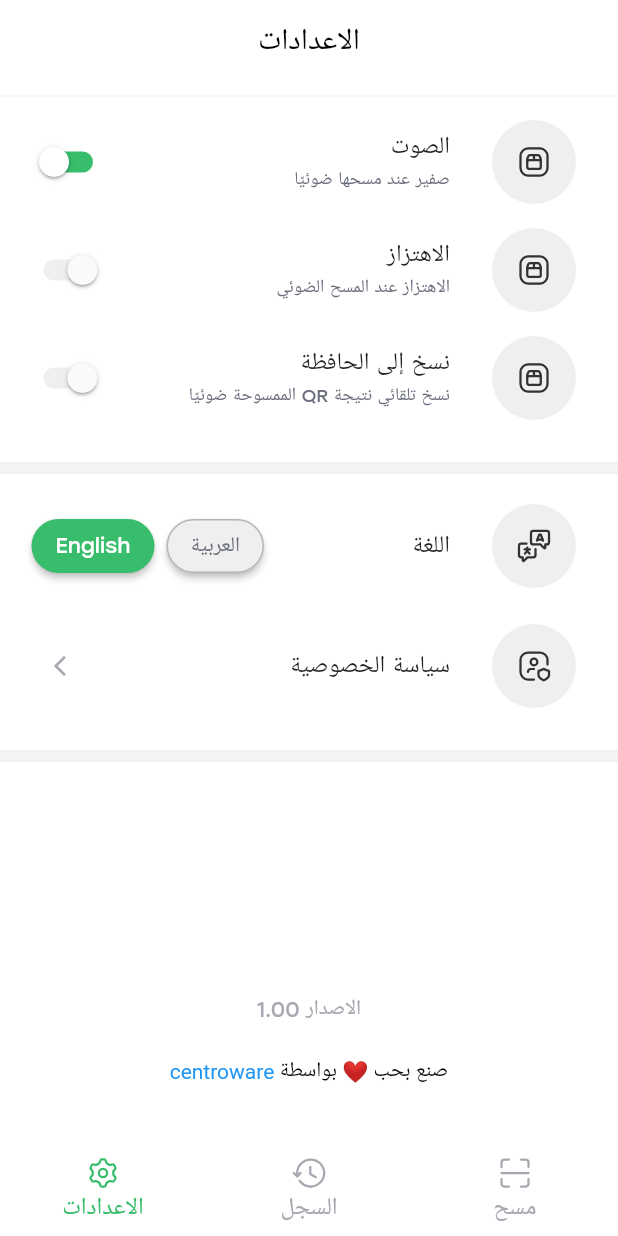
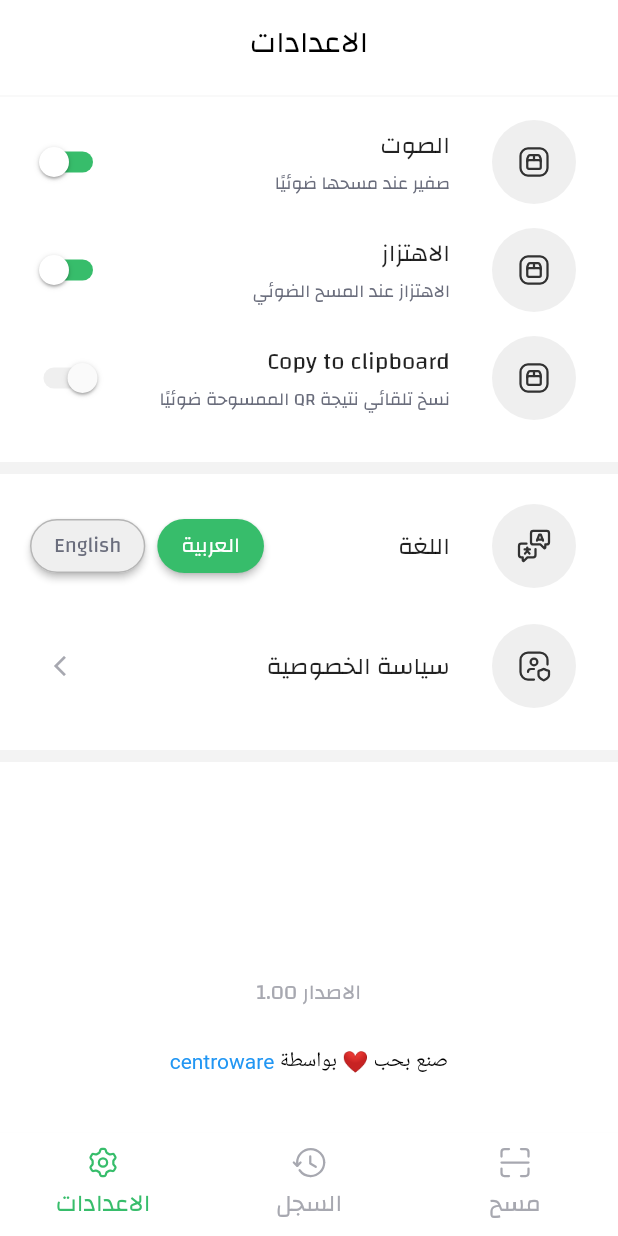
Before and after one commit to mohamedabosido/QR-Code-Flutter, a Flutter app: the screen it shows after launch, item 3 of the bottom bar chosen, after a tap on "العربية", on a phone screen of 412 x 824 dp. Run offline on Flutter 3.47's test engine with Material 2 defaults, Android fonts, the phone set to English and light mode, and no system bars; our stand-ins replace flutter_slidable, flutter_svg, get, image_picker, qr_flutter, shared_preferences and 1 more; missing offline and left inert: flutter_beep, flutter_share, qr_code_scanner, scan.

Commit message:
Language

```diff
--- a/lib/constant/constants.dart
+++ b/lib/constant/constants.dart
@@ -1,5 +1,4 @@
 import 'package:flutter/animation.dart';
-import 'package:flutter_qr/model/qr_model.dart';
 
 double kDefaultPadding = 16.0;
 Color kPrimaryColor = const Color(0xFF37BD6B);
--- a/lib/controller/qr_controller.dart
+++ b/lib/controller/qr_controller.dart
@@ -16,7 +16,7 @@ class QrController extends GetxController {
   void delete({required QrCodeModel qr}) {
     history.remove(qr);
     Get.snackbar(
-      'Deleted Qr Code',
+      'Deleted Qr Code'.tr,
       qr.url,
       backgroundColor: Colors.red,
       colorText: Colors.white,
--- a/lib/main.dart
+++ b/lib/main.dart
@@ -11,9 +11,8 @@ import 'package:get/get.dart';
 void main() async {
   WidgetsFlutterBinding.ensureInitialized();
   await UserPreferencesController().initSharePreferences();
-  SystemChrome.setSystemUIOverlayStyle(SystemUiOverlayStyle(
-    systemNavigationBarColor: kPrimaryColor, // navigation bar color
-    // statusBarColor: Colors.transparent, // status bar color
+  SystemChrome.setSystemUIOverlayStyle(const SystemUiOverlayStyle(
+    systemNavigationBarColor: Colors.black, // navigation bar color
   ));
   runApp(const MyApp());
 }
@@ -23,10 +22,12 @@ class MyApp extends StatelessWidget {
 
   @override
   Widget build(BuildContext context) {
-    Get.put(MyLocaleController());
+    MyLocaleController controller = Get.put(MyLocaleController());
     return GetMaterialApp(
       theme: ThemeData(
-        fontFamily: 'Stolzl',
+        fontFamily: UserPreferencesController().getLangCode() == 'en'
+            ? 'Stolzl'
+            : 'Changa',
         iconTheme: IconThemeData(
           color: kIconColor,
         ),
@@ -34,7 +35,7 @@ class MyApp extends StatelessWidget {
       debugShowCheckedModeBanner: false,
       title: 'Flutter QR',
       initialRoute: '/lunch_screen',
-      locale: Get.deviceLocale,
+      locale: controller.initLang,
       translations: MyLocale(),
       getPages: [
         GetPage(name: '/lunch_screen', page: () => const LunchScreen()),
--- a/lib/prefs/user_preferences_controller.dart
+++ b/lib/prefs/user_preferences_controller.dart
@@ -41,4 +41,36 @@ class UserPreferencesController {
       return decode(_sharedPreferences.getString('historyArray') ?? '');
     }
   }
+
+  Future setLangCode(String langCode) async {
+    await _sharedPreferences.setString('codeLang', langCode);
+  }
+
+  String getLangCode() {
+    return _sharedPreferences.getString('codeLang') ?? 'en';
+  }
+
+  Future setSound() async {
+    await _sharedPreferences.setBool('sound', !getSound());
+  }
+
+  bool getSound() {
+    return _sharedPreferences.getBool('sound') ?? true;
+  }
+
+  Future setVibrate() async {
+    await _sharedPreferences.setBool('vibrate', !getVibrate());
+  }
+
+  bool getVibrate() {
+    return _sharedPreferences.getBool('vibrate') ?? true;
+  }
+
+  Future setCopyAlways() async {
+    await _sharedPreferences.setBool('copy', !getCopyAlways());
+  }
+
+  bool getCopyAlways() {
+    return _sharedPreferences.getBool('copy') ?? false;
+  }
 }
--- a/lib/view/locale/locale.dart
+++ b/lib/view/locale/locale.dart
@@ -11,7 +11,7 @@ class MyLocale implements Translations {
           'Result': 'النتيجة',
           'Website': 'الموقع',
           'Vibrate': 'الاهتزاز',
-          'Copy to clipboard': 'نسخ إلى الحافظة',
+          'Copy to Clipboard': 'نسخ إلى الحافظة',
           'Beep when scanned': 'صفير عند مسحها ضوئيًا',
           'Vibrate when scanned': 'الاهتزاز عند المسح الضوئي',
           'Auto-copy scanned QR result': 'نسخ تلقائي نتيجة QR الممسوحة ضوئيًا',
@@ -21,8 +21,9 @@ class MyLocale implements Translations {
           'made': 'صنع بحب ❤️ بواسطة ',
           'open': 'فتح الموقع',
           'copy': 'نسخ الموقع',
-          'share ': 'مشاركة',
+          'share': 'مشاركة',
           'Scan-code': 'مسح الكود',
+          'Deleted Qr Code': 'تم ازالة Qr '
         },
         'en': {
           'Scan': 'Scan',
@@ -44,6 +45,7 @@ class MyLocale implements Translations {
           'copy': 'Copy website',
           'share': 'Share',
           'Scan-code': 'Scan code',
+          'Deleted Qr Code': 'Deleted Qr Code'
         },
       };
 }
--- a/lib/view/locale/locale_controller.dart
+++ b/lib/view/locale/locale_controller.dart
@@ -1,9 +1,15 @@
 import 'package:flutter/cupertino.dart';
+import 'package:flutter_qr/prefs/user_preferences_controller.dart';
 import 'package:get/get.dart';
 
 class MyLocaleController extends GetxController {
+  // ignore: unnecessary_null_comparison
+  Locale initLang = UserPreferencesController().getLangCode() == null
+      ? Get.deviceLocale!
+      : Locale(UserPreferencesController().getLangCode());
   void changeLang(String codeLang) {
     Locale locale = Locale(codeLang);
+    UserPreferencesController().setLangCode(codeLang);
     Get.updateLocale(locale);
   }
 }
--- a/lib/view/settings_screen.dart
+++ b/lib/view/settings_screen.dart
@@ -1,5 +1,6 @@
 import 'package:flutter/material.dart';
 import 'package:flutter_qr/constant/constants.dart';
+import 'package:flutter_qr/prefs/user_preferences_controller.dart';
 import 'package:flutter_qr/widgets/custom_app_list_tile.dart';
 import 'package:flutter_qr/widgets/language_list_tile.dart';
 import 'package:flutter_qr/widgets/switch_list_tile.dart';
@@ -32,19 +33,19 @@ class SettingsScreen extends StatelessWidget {
             icon: 'images/settings_icon.svg',
             title: 'Sound'.tr,
             subTitle: 'Beep when scanned'.tr,
-            value: true,
+            value: UserPreferencesController().getSound(),
           ),
           AppSwitchListTile(
             icon: 'images/settings_icon.svg',
             title: 'Vibrate'.tr,
             subTitle: 'Vibrate when scanned'.tr,
-            value: false,
+            value: UserPreferencesController().getVibrate(),
           ),
           AppSwitchListTile(
             icon: 'images/settings_icon.svg',
             title: 'Copy to clipboard'.tr,
             subTitle: 'Auto-copy scanned QR result'.tr,
-            value: false,
+            value: UserPreferencesController().getCopyAlways(),
           ),
           SizedBox(height: kDefaultPadding),
           Divider(
--- a/lib/widgets/language_list_tile.dart
+++ b/lib/widgets/language_list_tile.dart
@@ -1,5 +1,6 @@
 import 'package:flutter/material.dart';
 import 'package:flutter_qr/constant/constants.dart';
+import 'package:flutter_qr/prefs/user_preferences_controller.dart';
 import 'package:flutter_qr/view/locale/locale_controller.dart';
 import 'package:flutter_svg/flutter_svg.dart';
 import 'package:get/get.dart';
@@ -20,6 +21,7 @@ class LanguageListTile extends StatefulWidget {
 
 class _LanguageListTileState extends State<LanguageListTile> {
   MyLocaleController controller = Get.find();
+  String codeLang = UserPreferencesController().getLangCode();
   @override
   Widget build(BuildContext context) {
     return ListTile(
@@ -44,8 +46,18 @@ class _LanguageListTileState extends State<LanguageListTile> {
             ElevatedButton(
               onPressed: () {
                 controller.changeLang('ar');
+                setState(() {
+                  codeLang = 'ar';
+                });
               },
-              style: ElevatedButton.styleFrom(
+              style: codeLang == 'ar'
+                  ? ElevatedButton.styleFrom(
+                      backgroundColor: kPrimaryColor,
+                      shape: RoundedRectangleBorder(
+                        borderRadius: BorderRadius.circular(20),
+                      ),
+                    )
+                  : ElevatedButton.styleFrom(
                       backgroundColor: kCircleColor,
                       shape: RoundedRectangleBorder(
                         borderRadius: BorderRadius.circular(20),
@@ -54,21 +66,39 @@ class _LanguageListTileState extends State<LanguageListTile> {
                     ),
               child: Text(
                 'العربية',
-                style: TextStyle(color: kSecondaryTextColor),
+                style: TextStyle(
+                    color:
+                        codeLang == 'ar' ? Colors.white : kSecondaryTextColor),
               ),
             ),
             SizedBox(width: kDefaultPadding / 2),
             ElevatedButton(
-              style: ElevatedButton.styleFrom(
+              style: codeLang == 'en'
+                  ? ElevatedButton.styleFrom(
                       backgroundColor: kPrimaryColor,
                       shape: RoundedRectangleBorder(
                         borderRadius: BorderRadius.circular(20),
                       ),
+                    )
+                  : ElevatedButton.styleFrom(
+                      backgroundColor: kCircleColor,
+                      shape: RoundedRectangleBorder(
+                        borderRadius: BorderRadius.circular(20),
+                        side: BorderSide(color: kBorderColor),
+                      ),
                     ),
               onPressed: () {
                 controller.changeLang('en');
+                setState(() {
+                  codeLang = 'en';
+                });
               },
-              child: const Text('English'),
+              child: Text(
+                'English',
+                style: TextStyle(
+                    color:
+                        codeLang == 'en' ? Colors.white : kSecondaryTextColor),
+              ),
             ),
           ],
         ),
--- a/pubspec.yaml
+++ b/pubspec.yaml
@@ -92,6 +92,11 @@ flutter:
         - asset: fonts/Stolzl-Regular.ttf
         - asset: fonts/Stolzl-Bold.ttf
           weight: 700
+    - family: Changa
+      fonts:
+        - asset: fonts/Changa-Regular.ttf
+        - asset: fonts/Changa-Bold.ttf
+          weight: 700
   #   - family: Trajan Pro
   #     fonts:
   #       - asset: fonts/TrajanPro.ttf
```
Also changed, not shown: lib/view/history_result_screen.dart (+15 -12 lines), lib/view/result_screen.dart (+5 -2 lines), lib/widgets/switch_list_tile.dart (+14 -0 lines), fonts/Changa-Bold.ttf (added), fonts/Changa-Regular.ttf (added). Lines whose indentation alone changed are shown as unchanged.
